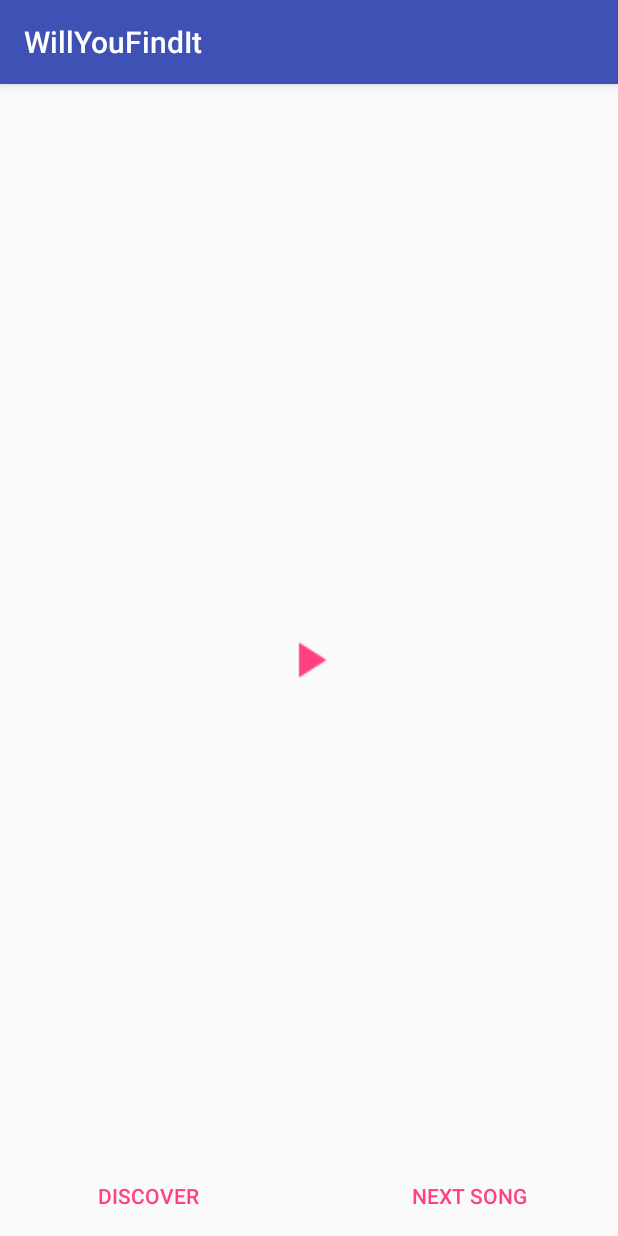
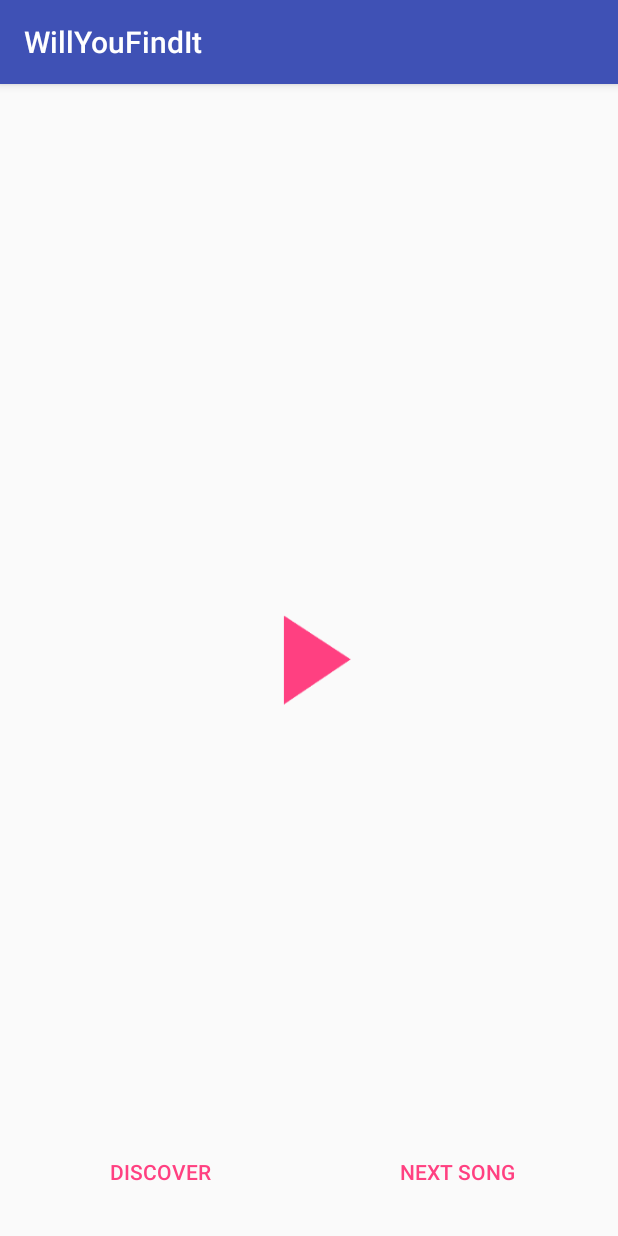
Before and after one commit to colinjeremie/MusicQuizz, an Android app: the fragment PlayGameFragment placed in its activity, on a phone screen of 412 x 824 dp. Run offline under Robolectric (Android 15) with nearby library versions, the phone set to English and light mode, and no system bars; 1 statement that could not run was skipped.

Commit message:
clean resources

```diff
--- a/app/src/main/res/layout/fragment_play_game.xml
+++ b/app/src/main/res/layout/fragment_play_game.xml
@@ -2,8 +2,8 @@
     xmlns:tools="http://schemas.android.com/tools"
     android:layout_width="match_parent"
     android:layout_height="match_parent"
+    android:padding="@dimen/activity_horizontal_margin"
     tools:context="com.github.colinjeremie.willyoufindit.fragments.PlayGameFragment">
-
 
     <TextView
         android:id="@+id/track_artist"
@@ -30,23 +30,23 @@
     <ImageView
         android:id="@+id/play_btn"
 
+        android:visibility="visible"
         android:layout_centerInParent="true"
         android:tint="@color/colorAccent"
         android:background="@null"
-        android:src="@drawable/ic_play_arrow_white_24dp"
-        android:layout_width="40dp"
-        android:layout_height="40dp"
+        android:src="@drawable/play"
+        android:layout_width="70dp"
+        android:layout_height="70dp"
         android:contentDescription="@string/play" />
     <ImageView
         android:id="@+id/pause_btn"
 
         android:layout_centerInParent="true"
         android:visibility="gone"
-        android:tint="@color/colorAccent"
         android:background="@null"
-        android:src="@drawable/ic_pause_white_24dp"
-        android:layout_width="40dp"
-        android:layout_height="40dp"
+        android:src="@drawable/pause"
+        android:layout_width="70dp"
+        android:layout_height="70dp"
         android:contentDescription="@string/pause" />
 
     <LinearLayout
--- a/app/src/main/res/values/strings.xml
+++ b/app/src/main/res/values/strings.xml
@@ -8,10 +8,8 @@
     <string name="pause">Pause</string>
 
     <string name="presentation_title">Welcome</string>
-    <string name="presentation_subtitle">Will You find it is a blind test game based on the Deezer data!</string>
     <string name="presentation2_choose_a_category">You choose a category</string>
     <string name="presentation3_title">And a song is randomly played</string>
-    <string name="presentation3_subtitle">Now guess what it is!</string>
 
     <string name="radios">RADIOS</string>
     <string name="genres">GENRES</string>
@@ -19,5 +17,6 @@
     <string name="presentation3_lets_play">Let\'s play</string>
     <string name="discover">Discover</string>
     <string name="next_song">Next song</string>
+    <string name="logo" translatable="false">Logo</string>
 
 </resources>
```
Also changed, not shown: app/src/main/res/layout/fragment_presentation_step1.xml (+6 -7 lines), app/src/main/res/layout/fragment_presentation_step3.xml (+3 -13 lines), app/src/main/res/drawable-hdpi/ic_pause_white_24dp.png (deleted), app/src/main/res/drawable-hdpi/ic_play_arrow_white_24dp.png (deleted), app/src/main/res/drawable-hdpi/logo_big.png (added), app/src/main/res/drawable-mdpi/ic_pause_white_24dp.png (deleted), app/src/main/res/drawable-mdpi/ic_play_arrow_white_24dp.png (deleted), app/src/main/res/drawable-xhdpi/ic_pause_white_24dp.png (deleted), app/src/main/res/drawable-xhdpi/ic_play_arrow_white_24dp.png (deleted), app/src/main/res/drawable-xxhdpi/ic_pause_white_24dp.png (deleted), app/src/main/res/drawable-xxhdpi/ic_play_arrow_white_24dp.png (deleted), app/src/main/res/drawable-xxxhdpi/pause.png (added), app/src/main/res/drawable-xxxhdpi/play.png (added), app/src/main/res/mipmap-hdpi/ic_launcher.png, 4 more files, 1 other file.
